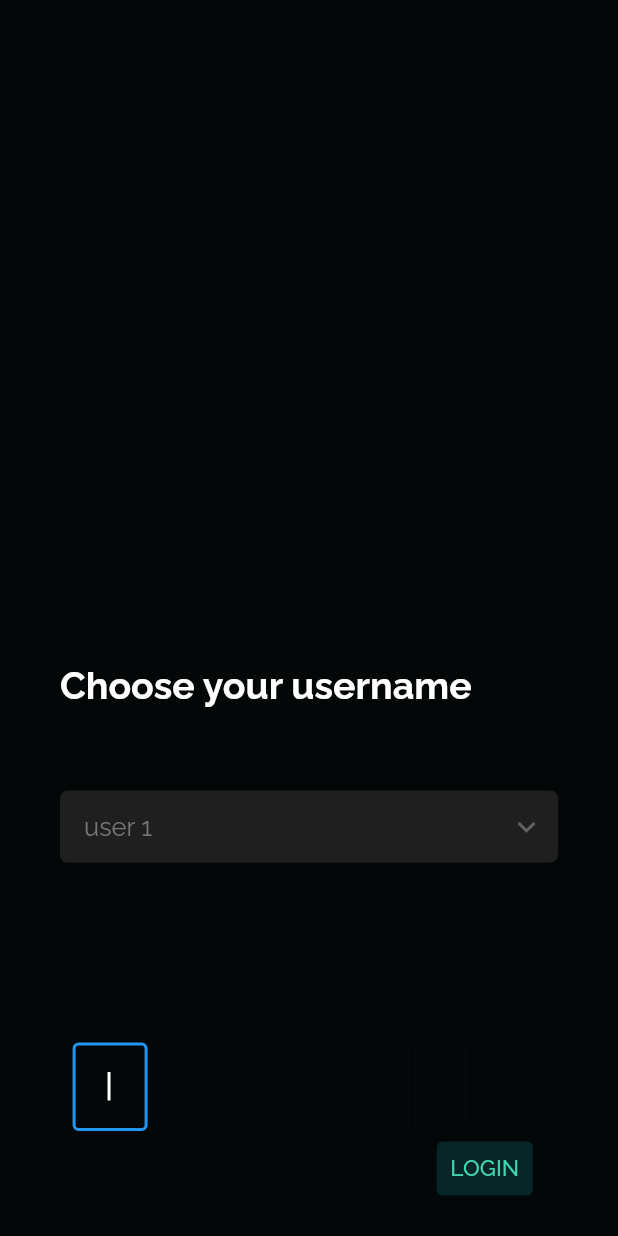
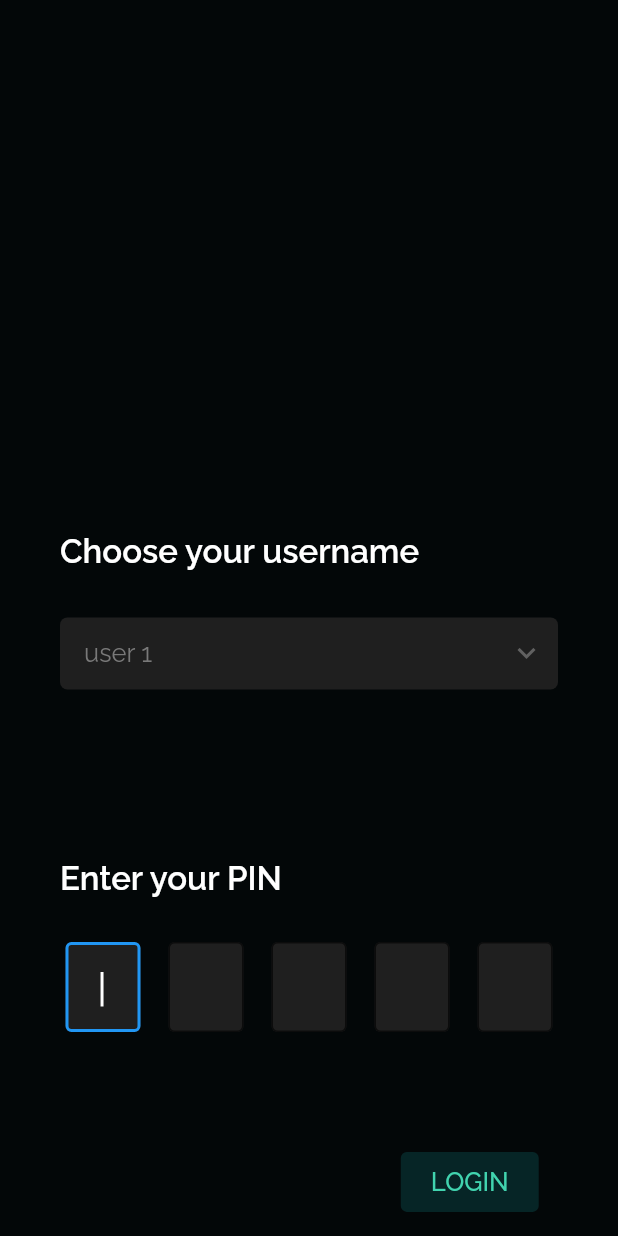
Before and after one commit to Sumithra-Sudhakar/cluck, a Flutter app: the screen it shows after launch, tab 2 chosen, after a tap on the "logout" icon, on a phone screen of 412 x 824 dp. Run offline on Flutter 3.47's test engine with Material 2 defaults, Android fonts, the phone set to English and light mode, and no system bars; our stand-ins replace google_fonts; missing offline and left inert: flutter_rounded_date_picker.

Commit message:
Various fixes

```diff
--- a/lib/screens/home/home.dart
+++ b/lib/screens/home/home.dart
@@ -39,9 +39,11 @@ class _HomeState extends State<Home> {
               height: 30,
             ),
             Expanded(
+              child: Padding(
+                padding: const EdgeInsets.symmetric(horizontal: 20.0),
                 child: Row(
+                  mainAxisAlignment: MainAxisAlignment.spaceBetween,
                   children: [
-                  const Spacer(),
                     Text(
                       "WELCOME",
                       style: GoogleFonts.raleway(
@@ -49,12 +51,12 @@ class _HomeState extends State<Home> {
                           fontWeight: FontWeight.w600,
                           fontSize: 20),
                     ),
-                  const Spacer(
-                    flex: 5,
-                  ),
-                  TextButton(
+                    Align(
+                      alignment: Alignment.centerRight,
+                      child: TextButton(
                         style: TextButton.styleFrom(
                           backgroundColor: colors.iconBG,
+                          padding:  const EdgeInsets.symmetric(horizontal: 10.0,vertical: 10.0),
                           shape: const CircleBorder(),
                         ),
                         child: Icon(Icons.logout, color: colors.primaryTextColor),
@@ -66,8 +68,9 @@ class _HomeState extends State<Home> {
                               ));
                         },
                       ),
-                  const Spacer()
+                    ),
                   ],
+                ),
               ),
             ),
             Expanded(
--- a/lib/screens/login.dart
+++ b/lib/screens/login.dart
@@ -23,6 +23,7 @@ class _LoginState extends State<Login> {
   final TextEditingController _fieldTwo = TextEditingController();
   final TextEditingController _fieldThree = TextEditingController();
   final TextEditingController _fieldFour = TextEditingController();
+  final TextEditingController _fieldFive = TextEditingController();
    @override
   Widget build(BuildContext context) {
 
@@ -33,45 +34,62 @@ class _LoginState extends State<Login> {
         child: CustomSliverView(
           columnList: [
             SizedBox(
-              height: MediaQuery.of(context).size.height*0.5,
+              height: MediaQuery.of(context).size.height*0.4,
             ),
             Padding(
-              padding: const EdgeInsets.symmetric(vertical: 20, horizontal: 30),
+              padding: const EdgeInsets.symmetric(vertical: 15, horizontal: 30),
               child: Align(
                 alignment: Alignment.topLeft,
                 child: Text(
                   "Choose your username",
                   style: GoogleFonts.raleway(
                       color: colors.primaryTextColor,
-                      fontSize: 25,
-                      fontWeight: FontWeight.bold),
+                      fontSize: 22,
+                      fontWeight: FontWeight.w600),
                 ),
               ),
             ),
 
 
             Padding(
-              padding: const EdgeInsets.symmetric(vertical: 20, horizontal: 30),
+              padding: const EdgeInsets.symmetric(vertical: 0, horizontal: 30),
               child: dropDown(user, chosenOptionUser, (item) {
                 setState(() {
                   chosenOptionUser= item;
                 });
               }),
             ),
+            SizedBox(height: MediaQuery.of(context).size.height*0.10,),
             Padding(
-              padding: const EdgeInsets.only(top: 90.0),
+              padding: const EdgeInsets.symmetric(vertical: 20, horizontal: 30),
+              child: Align(
+                alignment: Alignment.topLeft,
+                child: Text(
+                  "Enter your PIN",
+                  style: GoogleFonts.raleway(
+                      color: colors.primaryTextColor,
+                      fontSize: 22,
+                      fontWeight: FontWeight.w600),
+                ),
+              ),
+            ),
+            Padding(
+              padding: const EdgeInsets.symmetric(horizontal: 15.0, vertical: 10.0),
               child: Row(
                 mainAxisAlignment: MainAxisAlignment.spaceEvenly,
                 children: [
                   OTPInput(_fieldOne, true),
                   OTPInput(_fieldTwo, false),
                   OTPInput(_fieldThree, false),
-                  OTPInput(_fieldFour, false)
+                  OTPInput(_fieldFour, false),
+                  OTPInput(_fieldFive, false)
                 ],
               ),
             ),
 
-        Align(
+        Padding(
+          padding: EdgeInsets.only(top: MediaQuery.of(context).size.height*0.08),
+          child: Align(
             alignment: Alignment.bottomRight,
             child: Row(
               crossAxisAlignment: CrossAxisAlignment.end,
@@ -87,11 +105,12 @@ class _LoginState extends State<Login> {
                   },
                   style: ButtonStyle(
                       backgroundColor:
-                    MaterialStateProperty.all(colors.greenCardBG)),
+                      MaterialStateProperty.all(colors.greenCardBG),
+                  padding: MaterialStateProperty.all(const EdgeInsets.symmetric(horizontal: 20.0,vertical: 10.0))),
                   child: Text(
                     "LOGIN",
                     style: GoogleFonts.raleway(
-                    fontSize: 15,
+                      fontSize: 17,
                       color: colors.greenText,
                     ),
                   ),
@@ -101,6 +120,7 @@ class _LoginState extends State<Login> {
             ),
 
 
+          ),
         )
 
 
--- a/lib/widgets/otp_input.dart
+++ b/lib/widgets/otp_input.dart
@@ -16,14 +16,19 @@ class OTPInput extends StatelessWidget {
         autofocus: autoFocus,
         textAlign: TextAlign.center,
         keyboardType: TextInputType.number,
+        style: GoogleFonts.raleway(color: Colors.white,fontWeight: FontWeight.w600,fontSize: 20.0),
         controller: controller,
         maxLength: 1,
         cursorColor: colors.primaryTextColor,
         decoration: InputDecoration(
-            border: const OutlineInputBorder(),
+            border: const OutlineInputBorder(
+              borderSide: BorderSide(color: Colors.white, width: 1.0, style: BorderStyle.solid)
+            ),
+            fillColor: colors.textBoxColor,
+            filled: true,
             counterText: '',
             hintStyle: GoogleFonts.raleway(
-                color: colors.textBoxColor, fontSize: 20.0)),
+                color: colors.textBoxTextColor, fontSize: 24.0,fontWeight: FontWeight.w600)),
         onChanged: (value) {
           if (value.length == 1) {
             FocusScope.of(context).nextFocus();
```
Also changed, not shown: lib/widgets/dropdown.dart (added, +98 -0 lines). Lines whose indentation alone changed are shown as unchanged.
